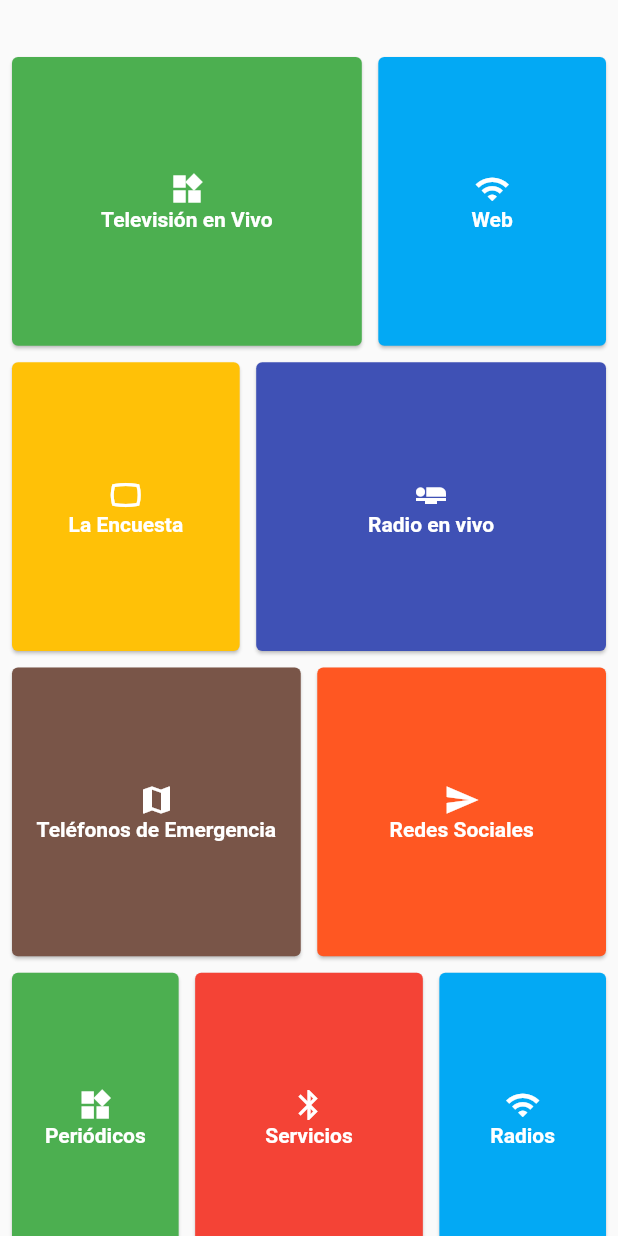
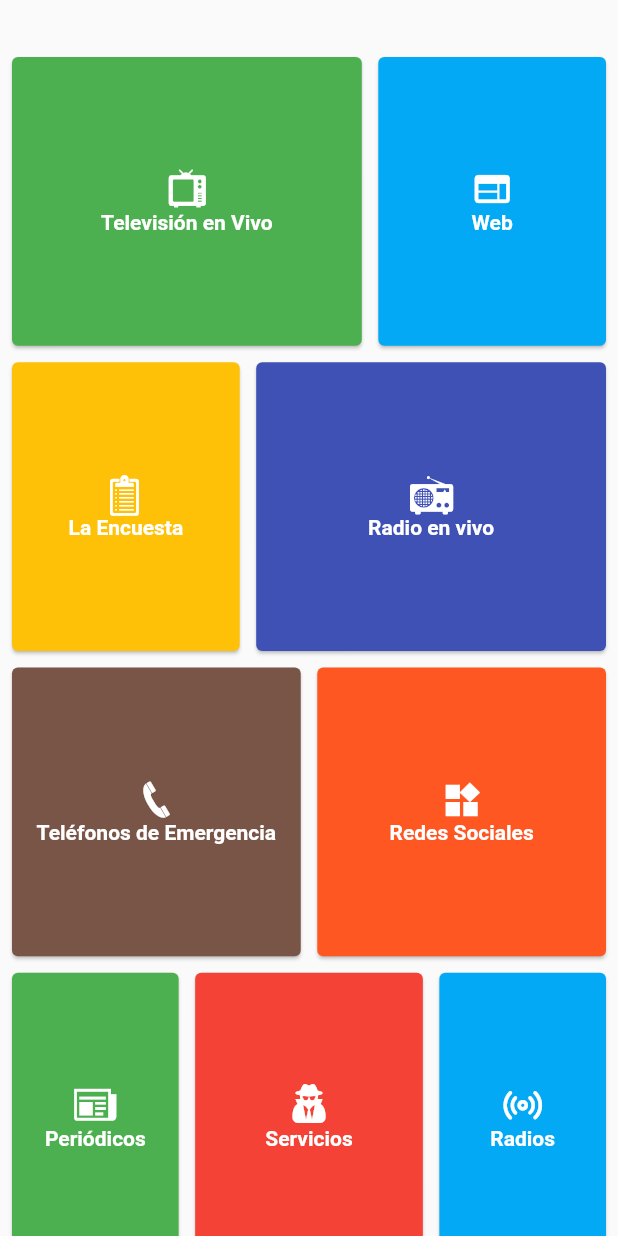
Before and after one commit to Jenny-Ha/cna-app, a Flutter app: the screen it shows after launch, on a phone screen of 412 x 824 dp. Run offline on Flutter 3.47's test engine with Material 2 defaults, Android fonts, the phone set to English and light mode, and no system bars.

Commit message:
#1 2 Add new icons

```diff
--- a/lib/screens/home.dart
+++ b/lib/screens/home.dart
@@ -1,5 +1,6 @@
 import 'package:flutter/material.dart';
 import 'package:flutter_staggered_grid_view/flutter_staggered_grid_view.dart';
+import '../utils/NewIcons.dart';
 import '../routes.dart';
 
 List<StaggeredTile> _staggeredTiles = const <StaggeredTile>[
@@ -18,16 +19,17 @@ List<StaggeredTile> _staggeredTiles = const <StaggeredTile>[
   const StaggeredTile.count(3, 5),
 ];
 
+
 List<Widget> _tiles = const <Widget>[
-  const _ServiceTile(Colors.green, Icons.widgets, "Televisión en Vivo"),
-  const _ServiceTile(Colors.lightBlue, Icons.wifi, "Web"),
-  const _ServiceTile(Colors.amber, Icons.panorama_wide_angle, "La Encuesta"),
-  const _ServiceTile(Colors.indigo, Icons.airline_seat_flat, "Radio en vivo"),
-  const _ServiceTile(Colors.brown, Icons.map, "Teléfonos de Emergencia"),
-  const _ServiceTile(Colors.deepOrange, Icons.send, "Redes Sociales"),
-  const _ServiceTile(Colors.green, Icons.widgets, "Periódicos"),
-  const _ServiceTile(Colors.red, Icons.bluetooth, "Servicios"),
-  const _ServiceTile(Colors.lightBlue, Icons.wifi, "Radios"),
+  const _ServiceTile(Colors.green, NewIcons.television, "Televisión en Vivo"),
+  const _ServiceTile(Colors.lightBlue, Icons.web, "Web"),
+  const _ServiceTile(Colors.amber, NewIcons.encuesta, "La Encuesta"),
+  const _ServiceTile(Colors.indigo, NewIcons.radio, "Radio en vivo"),
+  const _ServiceTile(Colors.brown, NewIcons.telefono, "Teléfonos de Emergencia"),
+  const _ServiceTile(Colors.deepOrange, NewIcons.rrss, "Redes Sociales"),
+  const _ServiceTile(Colors.green, NewIcons.periodico, "Periódicos"),
+  const _ServiceTile(Colors.red, NewIcons.servicios, "Servicios"),
+  const _ServiceTile(Colors.lightBlue, NewIcons.ondas, "Radios"),
 ];
 
 class Home extends StatelessWidget {
@@ -69,6 +71,7 @@ class _ServiceTile extends StatelessWidget {
               new Icon(
                 iconData,
                 color: Colors.white,
+                size: 28.0,
               ),
               new Text(
                 title,
--- a/pubspec.yaml
+++ b/pubspec.yaml
@@ -9,6 +9,7 @@ dependencies:
   # Use with the CupertinoIcons class for iOS style icons.
   cupertino_icons: ^0.1.2
 
+  # A new Pckg
   flutter_staggered_grid_view: ^0.2.2
 
 dev_dependencies:
@@ -56,3 +57,8 @@ flutter:
   #
   # For details regarding fonts from package dependencies,
   # see https://flutter.io/custom-fonts/#from-packages
+
+  fonts:
+    - family: icomoon
+      fonts:
+        - asset: fonts/icomoon.ttf
```
Also changed, not shown: lib/utils/NewIcons.dart (added, +20 -0 lines), fonts/icomoon.ttf (added).
